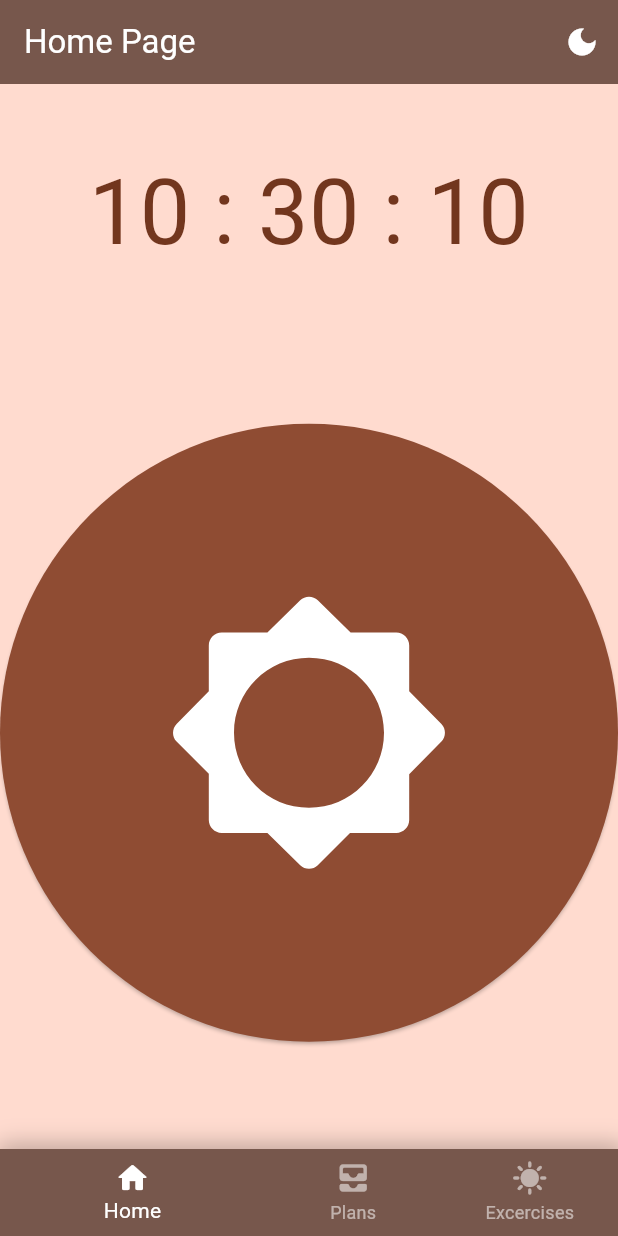
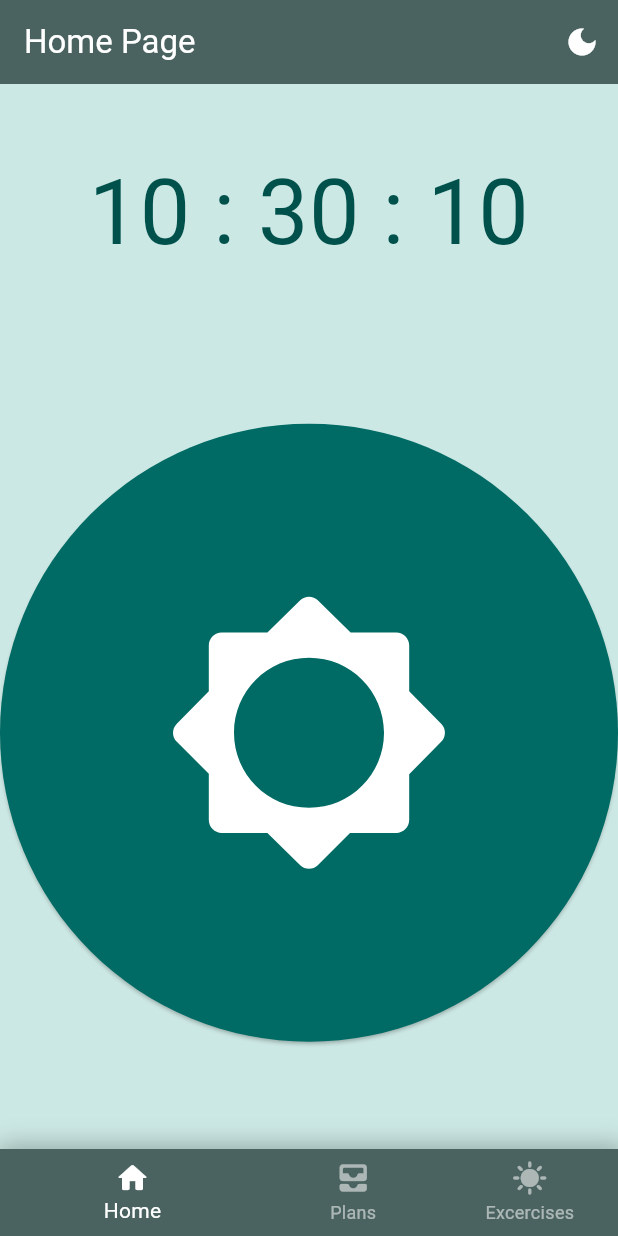
Before and after one commit to gsando/UI-Design, a Flutter app: the screen it shows after launch, after a tap on the "dark mode" icon, on a phone screen of 412 x 824 dp. Run offline on Flutter 3.47's test engine with Material 2 defaults, Android fonts, the phone set to English and light mode, and no system bars; our stand-ins replace drift, flutter_phoenix; missing offline and left inert: dart:ffi; accounts and stored records are empty; generated files the repository leaves out were written again.

```diff
--- a/lib/exPage.dart
+++ b/lib/exPage.dart
@@ -80,7 +80,8 @@ class ExPageContent extends State<ExScreen> {
                       controller: _controllerName,
                       decoration: InputDecoration(
                           // fillColor: Colors.white,
-                          border: const OutlineInputBorder(),
+                          border: OutlineInputBorder(
+                              borderRadius: BorderRadius.circular(15.0)),
                           hintText: 'Enter the exercise name',
                           suffixIcon: IconButton(
                             onPressed: _controllerName.clear,
@@ -109,8 +110,9 @@ class ExPageContent extends State<ExScreen> {
                       ],
                       // keyboardType: TextInputType.number,
                       controller: _controllerMin,
-                      decoration: const InputDecoration(
-                        border: OutlineInputBorder(),
+                      decoration: InputDecoration(
+                        border: OutlineInputBorder(
+                            borderRadius: BorderRadius.circular(15.0)),
                         hintText: 'Minutes',
                       ),
                     ),
@@ -125,8 +127,9 @@ class ExPageContent extends State<ExScreen> {
                         FilteringTextInputFormatter.digitsOnly,
                       ],
                       controller: _controllerSec,
-                      decoration: const InputDecoration(
-                        border: OutlineInputBorder(),
+                      decoration: InputDecoration(
+                        border: OutlineInputBorder(
+                            borderRadius: BorderRadius.circular(15.0)),
                         hintText: 'Seconds',
                       ),
                     ),
@@ -145,7 +148,8 @@ class ExPageContent extends State<ExScreen> {
                       child: TextField(
                         controller: _controllerDes,
                         decoration: InputDecoration(
-                            border: const OutlineInputBorder(),
+                            border: OutlineInputBorder(
+                                borderRadius: BorderRadius.circular(15.0)),
                             hintText: 'Enter the description of the exercise',
                             suffixIcon: IconButton(
                               onPressed: _controllerDes.clear,
@@ -422,7 +426,9 @@ class ExPageContent extends State<ExScreen> {
           : int.parse(_controllerMin.text)),
       seconds: drift.Value(int.tryParse(_controllerSec.text) == null
           ? 0
-            : int.parse(_controllerSec.text)));
+          : int.parse(_controllerSec.text)),
+      selected: const drift.Value(false),
+    );
     Provider.of<MyDatabase>(context, listen: false).insertExercise(entity);
 
     _controllerName.clear();
--- a/lib/main.dart
+++ b/lib/main.dart
@@ -23,7 +23,7 @@ void main() {
 // final _db = MyDatabase();
 
 const seedColor = Color.fromARGB(
-    255, 241, 108, 55); //change this color to change the app's color scheme
+    255, 134, 255, 245); //change this color to change the app's color scheme
 
 final db = MyDatabase();
 bool modeFlag = false;
```
Also changed, not shown: lib/data.dart (+23 -2 lines), lib/planPage.dart (+29 -4 lines), lib/data.g.dart. Lines whose indentation alone changed are shown as unchanged.
